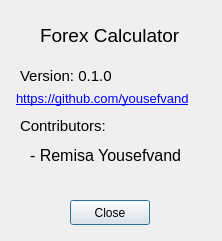
First picture: the form in src/about.ui, repository yousefvand/Forex-Calculator, before the edit.
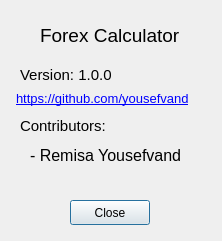
Second picture: the form after the edit. Icons and pictures are not drawn.

The edit to the form file:
```diff
--- a/src/about.ui
+++ b/src/about.ui
@@ -49,7 +49,7 @@
     </font>
    </property>
    <property name="text">
-    <string>Version: 0.1.0</string>
+    <string>&lt;html&gt;&lt;head/&gt;&lt;body&gt;&lt;p&gt;Version: 1.0.0&lt;/p&gt;&lt;/body&gt;&lt;/html&gt;</string>
    </property>
   </widget>
   <widget class="QLabel" name="label_3">
```
